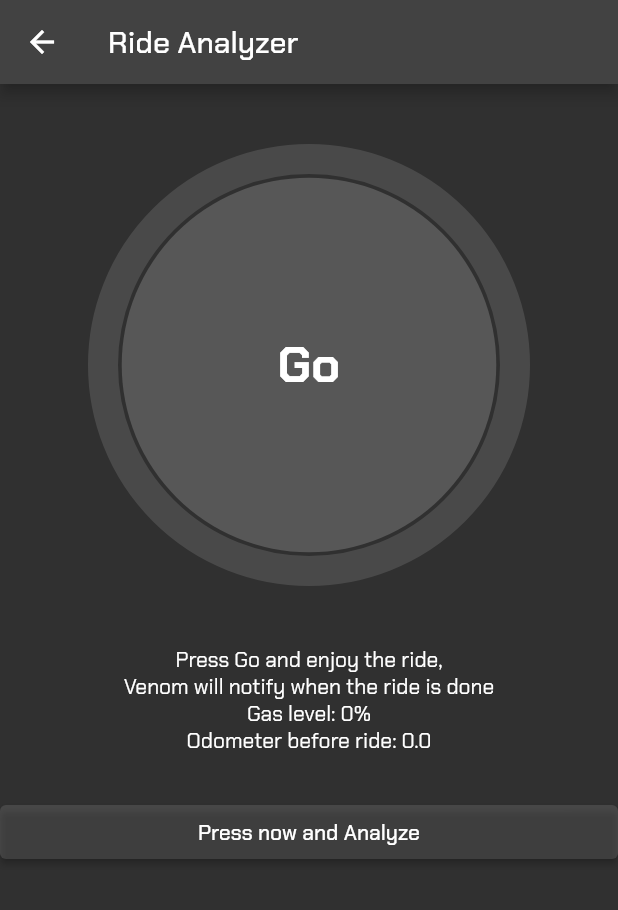
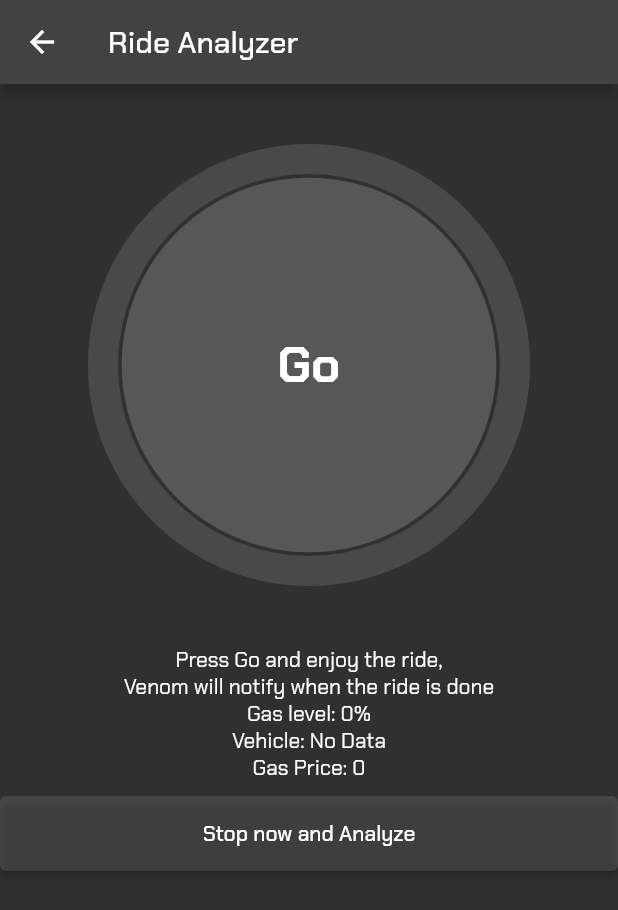
Before and after one commit to navirobayo/venom, a Flutter app: the NewRide screen opened directly with empty values, after a tap on "Go", on a phone screen of 412 x 824 dp. Shown: the top 910 px of the screen. Run offline on Flutter 3.47's test engine with Material 2 defaults, Android fonts, the phone set to English and light mode, and no system bars; drawn by our look-alikes of circular_countdown_timer; our stand-ins replace flutter_time_picker_spinner, google_fonts, sqflite; accounts and stored records are empty.

Commit message:
Stable Prototype

```diff
--- a/venom/lib/presentation/new_ride/new_ride.dart
+++ b/venom/lib/presentation/new_ride/new_ride.dart
@@ -1,5 +1,7 @@
 import 'package:flutter/material.dart';
 import 'package:circular_countdown_timer/circular_countdown_timer.dart';
+import 'package:venom/components/default_price_database.dart';
+import 'package:venom/components/default_vehicle_database.dart';
 import 'package:venom/components/timer_widget.dart';
 import 'package:venom/presentation/new_ride/final_data_screen.dart';
 
@@ -7,12 +9,12 @@ class NewRide extends StatefulWidget {
   final int duration;
   final double gasLevel;
   final double odometer1;
-  const NewRide(
-      {Key? key,
+  const NewRide({
+    Key? key,
     required this.duration,
     required this.gasLevel,
-      required this.odometer1})
-      : super(key: key);
+    required this.odometer1,
+  }) : super(key: key);
 
   @override
   State<NewRide> createState() => _NewRideState();
@@ -22,12 +24,27 @@ class _NewRideState extends State<NewRide> {
   late final CountDownController _controller = CountDownController();
   double _gasLevel1 = 0.5;
   double _odometer1 = 0.0;
+  bool _isStarted = false;
+  late DefaultVehicleObject _defaultVehicle;
+  late DefaultPriceObject _defaultPrice;
 
   @override
   void initState() {
     super.initState();
     _odometer1 = widget.odometer1;
     _gasLevel1 = widget.gasLevel;
+    _getDefaultVehicle();
+    _getDefaultPrice();
+  }
+
+  Future<void> _getDefaultVehicle() async {
+    _defaultVehicle = await DefaultVehicleDatabase.instance.defaultVehicle();
+    setState(() {});
+  }
+
+  Future<void> _getDefaultPrice() async {
+    _defaultPrice = await DefaultPriceDatabase.instance.defaultPrice();
+    setState(() {});
   }
 
   @override
@@ -38,14 +55,23 @@ class _NewRideState extends State<NewRide> {
         title: const Text("Ride Analyzer"),
       ),
       body: Center(
-        child: ListView(children: [
+        child: ListView(
+          children: [
             const SizedBox(
               height: 50,
             ),
             GestureDetector(
               child: TimerWidget(
-                  duration: widget.duration, controller: _controller),
-              onTap: () => _controller.start()),
+                duration: widget.duration,
+                controller: _controller,
+              ),
+              onTap: () {
+                _controller.start();
+                setState(() {
+                  _isStarted = true;
+                });
+              },
+            ),
             const SizedBox(
               height: 50,
             ),
@@ -56,16 +82,22 @@ class _NewRideState extends State<NewRide> {
                 children: [
                   const Text("Press Go and enjoy the ride,"),
                   const Text("Venom will notify when the ride is done"),
-                Text("Gas level: ${(_gasLevel1 * 100).round()}%"),
-                Text('Odometer before ride: $_odometer1'),
+                  Text(
+                    "Gas level: ${(_gasLevel1 * 100).round()}%",
+                  ),
+                  Text('Vehicle: ${_defaultVehicle.vehicleName}'),
+                  Text('Gas Price: ${_defaultPrice.fuelPrice}'),
                 ],
               ),
             ),
-          Expanded(
+            if (_isStarted)
+              SizedBox(
+                height: 50,
                 child: ElevatedButton(
                   style: ButtonStyle(
-                backgroundColor:
-                    MaterialStateProperty.all(Theme.of(context).focusColor),
+                    backgroundColor: MaterialStateProperty.all(
+                      Theme.of(context).focusColor,
+                    ),
                   ),
                   onPressed: () {
                     _controller.pause();
@@ -80,10 +112,11 @@ class _NewRideState extends State<NewRide> {
                       ),
                     );
                   },
-              child: const Text("Press now and Analyze"),
+                  child: const Text("Stop now and Analyze"),
                 ),
               ),
-        ]),
+          ],
+        ),
       ),
     );
   }
```
Lines whose indentation alone changed are shown as unchanged.
